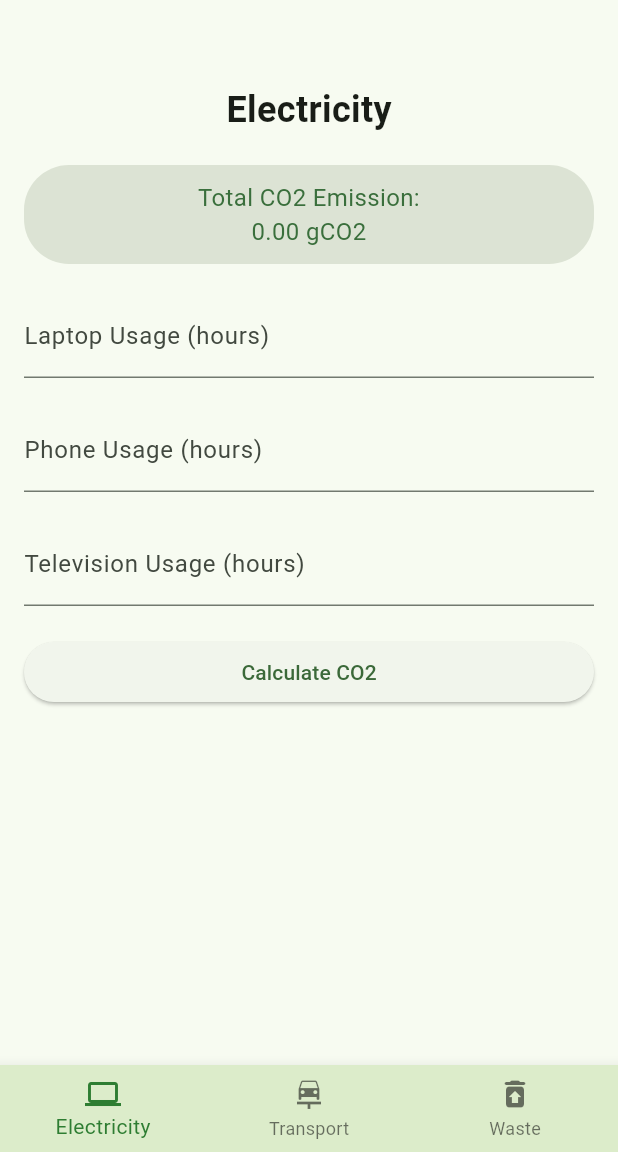
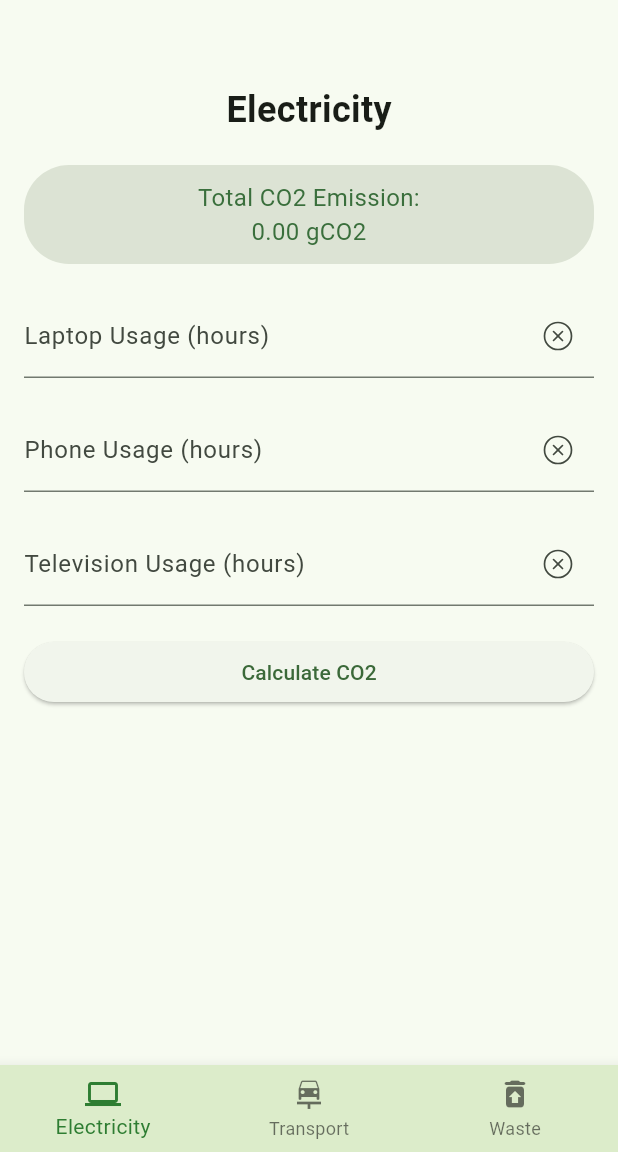
Before and after one commit to NguyenTien2202/finalproject, a Flutter app: the screen it shows once a user with an empty profile is signed in, on a phone screen of 412 x 824 dp, the part 84-1236 px from its top. Run offline on Flutter 3.47's test engine with Material 3 defaults, Android fonts, the phone set to English and light mode, and no system bars; our stand-ins replace firebase_auth, firebase_core, firebase_database, fl_chart, flutter_phosphor_icons, flutter_svg and 3 more; accounts and stored records are empty.

Commit message:
Add clear input button

```diff
--- a/lib/data/data_entry.dart
+++ b/lib/data/data_entry.dart
@@ -119,8 +119,10 @@ class _DataEntry extends State<DataEntry> {
       controller: controller,
       keyboardType: TextInputType.number,
       decoration: InputDecoration(
-        labelText: '$label Usage (hours)',
-      ),
+          labelText: '$label Usage (hours)',
+          suffixIcon: IconButton(
+              onPressed: () => controller.text = '0.0',
+              icon: Icon(PhosphorIcons.x_circle_light))),
     );
   }
 
--- a/lib/data/transport.dart
+++ b/lib/data/transport.dart
@@ -126,8 +126,10 @@ class _Transport extends State<Transport> {
       controller: controller,
       keyboardType: TextInputType.number,
       decoration: InputDecoration(
-        labelText: '$label Usage (hours)',
-      ),
+          labelText: '$label Usage (hours)',
+          suffixIcon: IconButton(
+              onPressed: () => controller.text = '0.0',
+              icon: Icon(PhosphorIcons.x_circle_light))),
     );
   }
 
--- a/lib/data/waste.dart
+++ b/lib/data/waste.dart
@@ -109,8 +109,10 @@ class _Waste extends State<Waste> {
       controller: controller,
       keyboardType: TextInputType.number,
       decoration: InputDecoration(
-        labelText: '$label Usage (kg)',
-      ),
+          labelText: '$label Usage (kg)',
+          suffixIcon: IconButton(
+              onPressed: () => controller.text = '0.0',
+              icon: Icon(PhosphorIcons.x_circle_light))),
     );
   }
 
```
